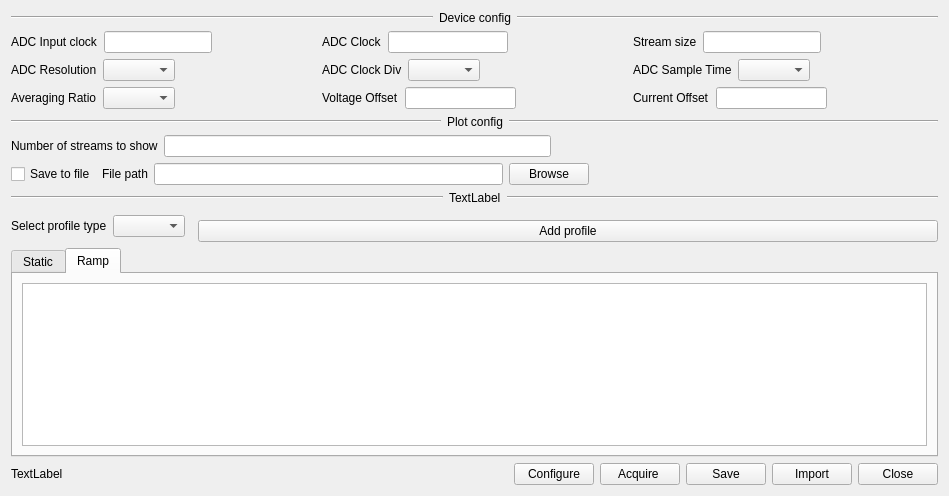
First picture: the form in GUI/OpenEPT/Windows/Device/advanceconfigurationwnd.ui, repository turkmanovic/OpenEPT, before the edit.
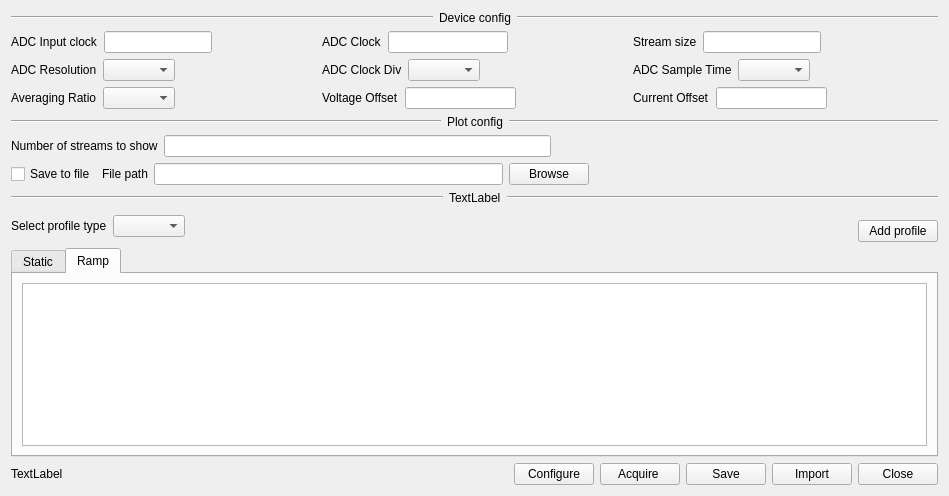
Second picture: the form after the edit.

Commit message: Window icon changed

Diff of the .ui file:
```diff
--- a/GUI/OpenEPT/Windows/Device/advanceconfigurationwnd.ui
+++ b/GUI/OpenEPT/Windows/Device/advanceconfigurationwnd.ui
@@ -486,6 +486,12 @@
                <property name="orientation">
                 <enum>Qt::Horizontal</enum>
                </property>
+               <property name="sizeHint" stdset="0">
+                <size>
+                 <width>0</width>
+                 <height>0</height>
+                </size>
+               </property>
               </spacer>
              </item>
             </layout>
```
Left out of the diff: 8 changed lines with no effect on the pictures.
